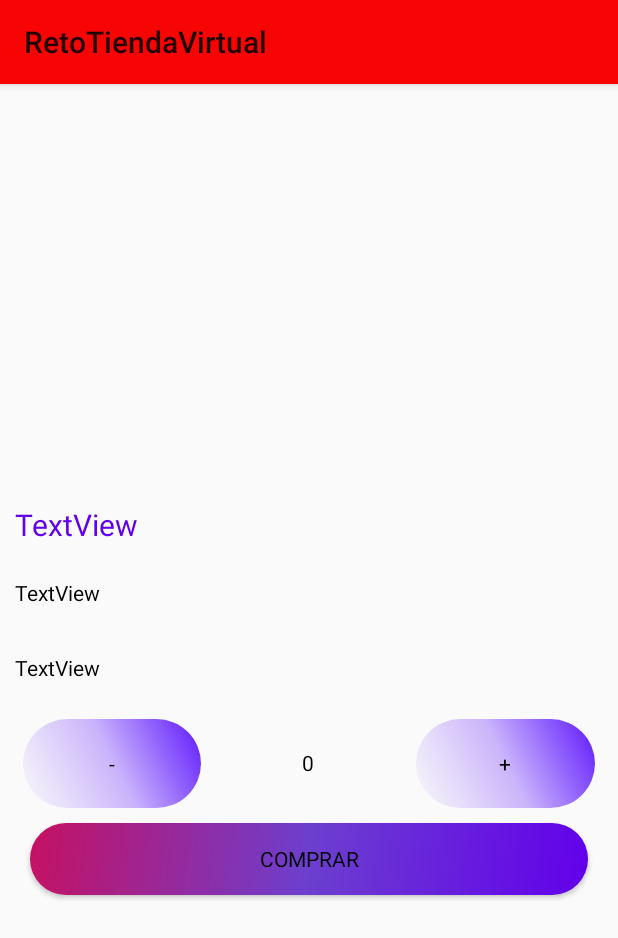
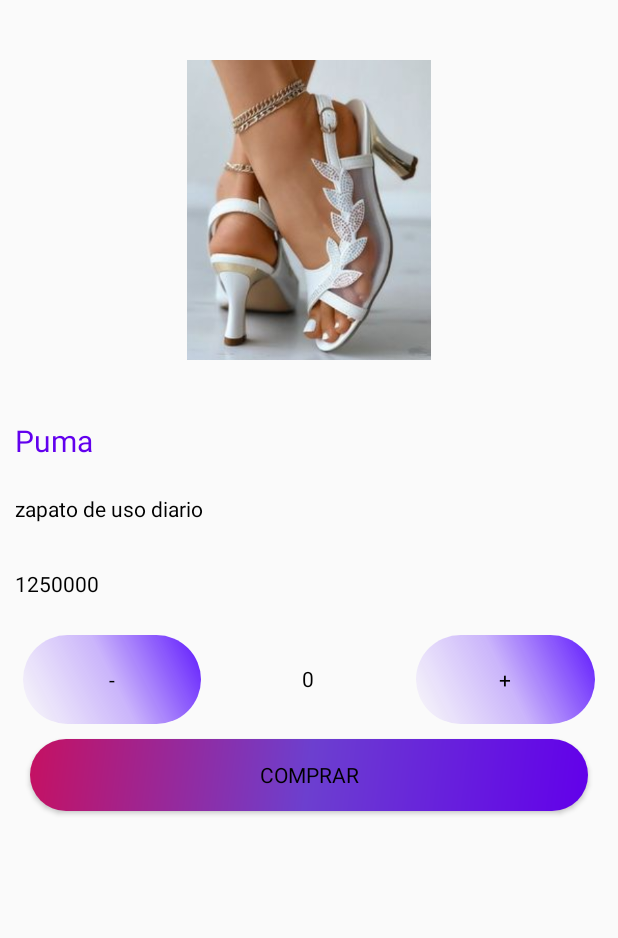
Before and after one commit to JavierDossmanCobos/GithubRepositorioPropositoGeneral, an Android app: the fragment ProductoFragment shown on its own in the app's theme, after a tap on "Puma", on a phone screen of 412 x 824 dp. Shown: the top 938 px of the screen. Run offline under Robolectric (Android 15) with nearby library versions, the light colour scheme and no system bars; Roboto replaces fonts that are not available here.

Commit message:
Updated on 16 June 2023 @11:46am - RetoTiendaVirtual

```diff
--- a/RetoTiendaVirtual/app/src/main/AndroidManifest.xml
+++ b/RetoTiendaVirtual/app/src/main/AndroidManifest.xml
@@ -13,8 +13,12 @@
         android:theme="@style/Theme.RetoTiendaVirtual"
         tools:targetApi="31">
         <activity
+            android:name=".RegistroActivity"
+            android:exported="false" />
+        <activity
             android:name=".DetallesProductoActivity"
-            android:exported="false" />
+            android:exported="false"
+            android:theme="@style/Theme.RetoTiendaVirtual.NoActionBar" />
         <activity
             android:name=".MainActivity"
             android:exported="false"
--- a/RetoTiendaVirtual/app/src/main/java/com/usa/retotiendavirtual/DetallesProductoActivity.java
+++ b/RetoTiendaVirtual/app/src/main/java/com/usa/retotiendavirtual/DetallesProductoActivity.java
@@ -3,6 +3,7 @@
 import androidx.appcompat.app.AppCompatActivity;
 
 import android.os.Bundle;
+import android.view.View;
 import android.widget.Button;
 import android.widget.ImageView;
 import android.widget.TextView;
@@ -27,8 +28,56 @@
         btnSumCantidad = findViewById((R.id.btnSumCantidad));
         btnAgregarProducto = findViewById((R.id.btnAgregarProducto));
 
-        //cargarDatos();
+        cargarDatos();
+        btnResCantidad.setOnClickListener(new View.OnClickListener() {
+            @Override
+            public void onClick(View v) {
+                restartCantidad();
+            }
+        });
+        btnSumCantidad.setOnClickListener(new View.OnClickListener() {
+            @Override
+            public void onClick(View v) {
+                sumarCantidad();
+            }
+        });
+        btnAgregarProducto.setOnClickListener(new View.OnClickListener() {
+            @Override
+            public void onClick(View v) {
+                agregarProducto();
+            }
+        });
+
+    }
+
+    int cantidad;
+    private void cargarDatos() {
+        Bundle datos = getIntent().getExtras();
+        String nombre = datos.getString("nombre");
+        String descripcion = datos.getString("descripcion");
+        long precio = datos.getLong("precio");
+        int imagen = datos.getInt("imagen");
+
+        imgDetalleProducto.setImageResource(imagen);
+        txtNombre.setText(nombre);
+        txtDescripcion.setText(descripcion);
+        txtPrecio.setText(String.valueOf(precio));
+    }
+    private void agregarProducto() {
+    }
+
+    private void sumarCantidad() {
+        cantidad = Integer.parseInt(txtCantidad.getText().toString()) + 1;
+        txtCantidad.setText(String.valueOf(cantidad));
+    }
+
+    private void restartCantidad() {
+        cantidad = Integer.parseInt(txtCantidad.getText().toString());
+        if (cantidad>0){
+            cantidad--;
+            txtCantidad.setText(String.valueOf(cantidad));
+        }
+    }
 
 
-    }
 }
--- a/RetoTiendaVirtual/app/src/main/java/com/usa/retotiendavirtual/ui/producto/adapter/ProductoAdapter.java
+++ b/RetoTiendaVirtual/app/src/main/java/com/usa/retotiendavirtual/ui/producto/adapter/ProductoAdapter.java
@@ -38,20 +38,14 @@
         return new ProductoViewHolder(view);
     }
 
-    @Override
-    public void onBindViewHolder(@NonNull ProductoAdapter.ProductoViewHolder holder, int position) {
-        holder.txtTituloProducto.setText(productos.get(position).getNombre());
-        holder.txtDescripcionProducto.setText(productos.get(position).getDescripcion());
-        holder.txtPrecioProducto.setText("$ "+String.valueOf(productos.get(position).getPrecio()));
-        holder.imgProducto.setImageResource(productos.get(position).getImagen());
-        holder.posicion = holder.getAdapterPosition();
-    }
+
     public class ProductoViewHolder extends RecyclerView.ViewHolder {
-        int posicion;
+
         ImageView imgProducto;
         TextView txtTituloProducto, txtDescripcionProducto, txtPrecioProducto;
+
+        int position;
         public ProductoViewHolder(@NonNull View itemView) {
-
             super(itemView);
             imgProducto = itemView.findViewById(R.id.imgProducto);
             txtTituloProducto = itemView.findViewById(R.id.txtTituloProducto);
@@ -61,17 +55,23 @@
             itemView.setOnClickListener(new View.OnClickListener() {
                 @Override
                 public void onClick(View v) {
-                //    Toast.makeText(itemView.getContext(), "Click en un card view  "+String.valueOf(posicion),Toast.LENGTH_SHORT).show();
-
                     Context contexto = itemView.getContext();
-                    Intent intent = new Intent(itemView.getContext(), DetallesProductoActivity.class);
-                    //Todo Aqui debemos mandar los datos a la otra actividad
+                    Intent intent = new Intent(contexto, DetallesProductoActivity.class);
+                    intent.putExtra("nombre",productos.get(position).getNombre());
+                    intent.putExtra("descripcion",productos.get(position).getDescripcion());
+                    intent.putExtra("precio",productos.get(position).getPrecio());
+                    intent.putExtra("imagen", productos.get(position).getImagen());
                     contexto.startActivity(intent);
-
                 }
             });
-
         }
     }
-
+    @Override
+    public void onBindViewHolder(@NonNull ProductoAdapter.ProductoViewHolder holder, int position) {
+        holder.txtTituloProducto.setText(productos.get(position).getNombre());
+        holder.txtDescripcionProducto.setText(productos.get(position).getDescripcion());
+        holder.txtPrecioProducto.setText("$ "+String.valueOf(productos.get(position).getPrecio()));
+        holder.imgProducto.setImageResource(productos.get(position).getImagen());
+        holder.position = holder.getAdapterPosition();
+    }
 }
```
Also changed, not shown: RetoTiendaVirtual/app/src/main/java/com/usa/retotiendavirtual/RegistroActivity.java (added, +14 -0 lines), RetoTiendaVirtual/app/src/main/res/layout/activity_registro.xml (added, +17 -0 lines), 1 other file.
